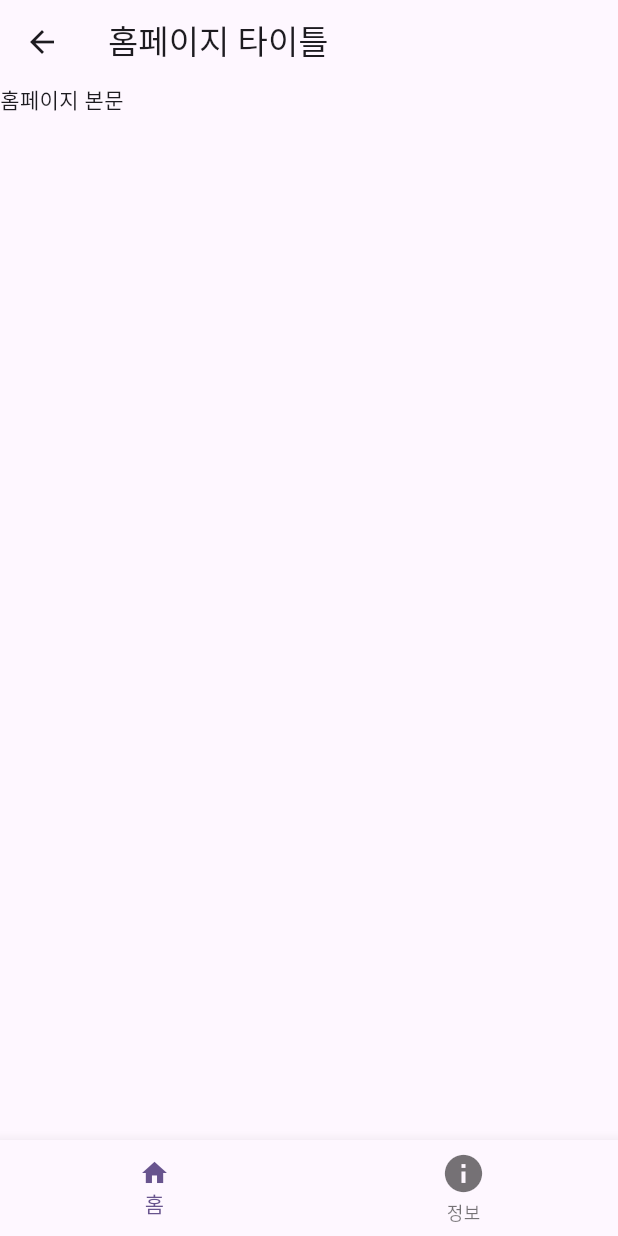
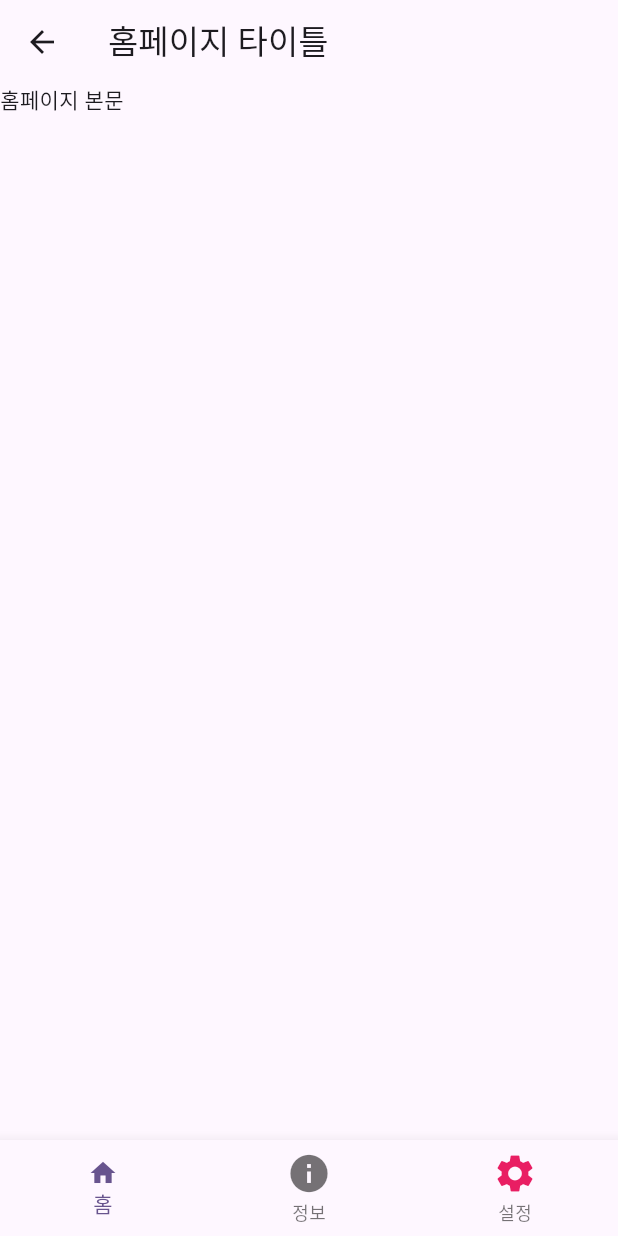
Before and after one commit to JeonghoonAHN0510/250526_App_Flutter, a Flutter app: the MainPage screen opened directly, on a phone screen of 412 x 824 dp. Run offline on Flutter 3.47's test engine with Material 3 defaults, Android fonts, the phone set to English and light mode, and no system bars; our stand-ins replace dio.

Commit message:
feat : day110 Flutter - 설정페이지 전환 추가

```diff
--- a/lib/example/day110/main.dart
+++ b/lib/example/day110/main.dart
@@ -1,6 +1,7 @@
 import 'package:app_flutter/example/day110/pages/HomePage.dart';
 import 'package:app_flutter/example/day110/pages/InfoPage.dart';
 import 'package:app_flutter/example/day110/pages/MainPage.dart';
+import 'package:app_flutter/example/day110/pages/SettingPage.dart';
 import 'package:flutter/material.dart';
 
 void main(){        // Flutter 프로그램 실행 시작점
@@ -19,7 +20,8 @@ class MyApp extends StatelessWidget{
       routes: {             // 경로와 해당 위젯을 연결하는 Map 구조
         "/" : (context) => MainPage(),
         "/home" : (context) => HomePage(),
-        "/info" : (context) => Infopage()
+        "/info" : (context) => Infopage(),
+        "/setting" : (context) => SettingPage()
       },
     ); // MaterialApp end
   } // build end
--- a/lib/example/day110/pages/MainPage.dart
+++ b/lib/example/day110/pages/MainPage.dart
@@ -1,5 +1,6 @@
 import 'package:app_flutter/example/day110/pages/HomePage.dart';
 import 'package:app_flutter/example/day110/pages/InfoPage.dart';
+import 'package:app_flutter/example/day110/pages/SettingPage.dart';
 import 'package:flutter/material.dart';
 
 class MainPage extends StatefulWidget{
@@ -14,6 +15,7 @@ class MainPageState extends State<MainPage>{
   dynamic pages = [             // == List<Widget>
     HomePage(),                 // index 0 == 홈페이지
     Infopage(),                 // index 1 == 정보페이지
+    SettingPage(),              // index 2 == 설정페이지
   ];
 
   @override
@@ -37,6 +39,10 @@ class MainPageState extends State<MainPage>{
           BottomNavigationBarItem(
             icon: Icon(Icons.info, size: 30),
             label: "정보"
+          ),
+          BottomNavigationBarItem(
+            icon: Icon(Icons.settings, size: 30, color: Colors.pink),
+            label: "설정"
           )
         ] // items end
       ),
--- /dev/null
+++ b/lib/example/day110/pages/SettingPage.dart
@@ -0,0 +1,11 @@
+import 'package:flutter/material.dart';
+
+class SettingPage extends StatelessWidget{
+  @override
+  Widget build(BuildContext context) {
+    return Scaffold(
+      appBar: AppBar(title: Text("설정페이지 헤더")),
+      body: Text("설정페이지 본문"),
+    );
+  } // build end
+} // class end
```
